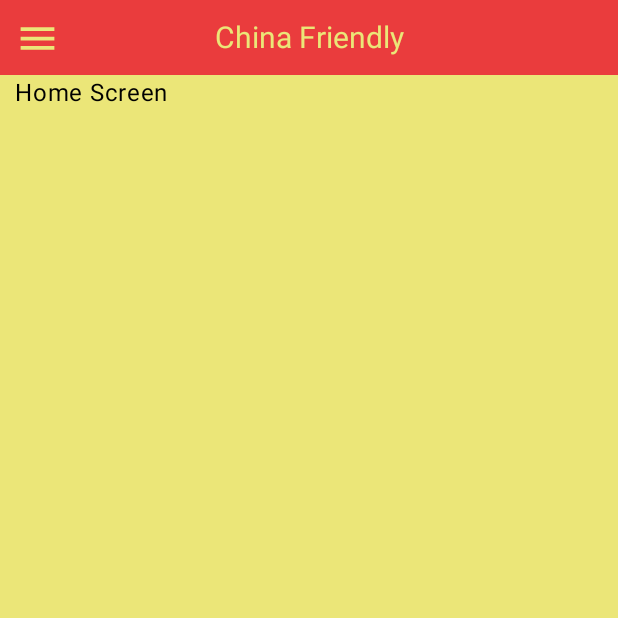
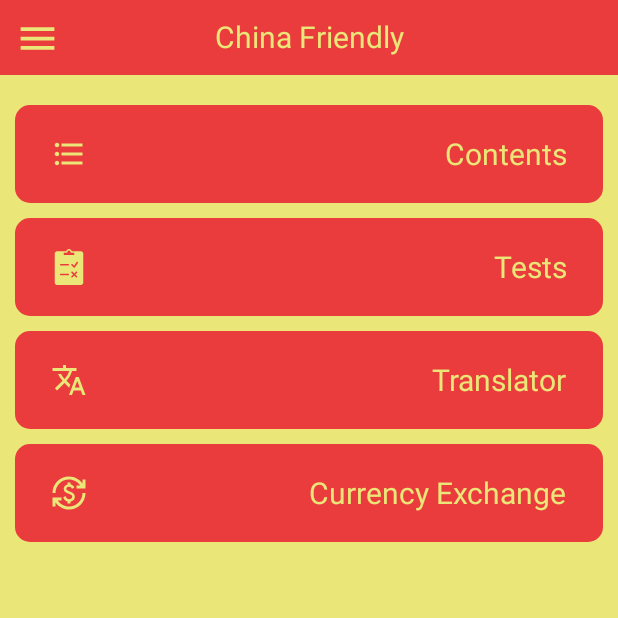
Before and after one commit to AngryL1on/ChinaFriendly, an Android app built with Jetpack Compose: the HomeScreen screen opened through its navigation route, on a phone screen of 412 x 824 dp, the top half of it. Run offline under Robolectric (Android 15) with nearby library versions, the phone set to English and light mode, and no system bars.

Commit message:
Add button on HomeScreen and add navigation on it

```diff
--- a/app/src/main/kotlin/ru/rutmiit/chinafriendly/ui/presentation/MainActivity.kt
+++ b/app/src/main/kotlin/ru/rutmiit/chinafriendly/ui/presentation/MainActivity.kt
@@ -96,7 +96,7 @@ class MainActivity : ComponentActivity() {
                                 color = YellowPrimary
                             ) {
                                 NavHost(navController, startDestination = "home") {
-                                    composable("home") { HomeScreen() }
+                                    composable("home") { HomeScreen(navController) }
                                     composable("tests") { TestsScreen() }
                                     composable("contents") { ContentsScreen() }
                                     composable("translator") { TranslatorScreen() }
--- a/app/src/main/kotlin/ru/rutmiit/chinafriendly/ui/presentation/screens/HomeScreen.kt
+++ b/app/src/main/kotlin/ru/rutmiit/chinafriendly/ui/presentation/screens/HomeScreen.kt
@@ -1,9 +1,63 @@
 package ru.rutmiit.chinafriendly.ui.presentation.screens
 
-import androidx.compose.material3.Text
+import androidx.compose.foundation.layout.Arrangement
+import androidx.compose.foundation.layout.Column
+import androidx.compose.foundation.layout.Spacer
+import androidx.compose.foundation.layout.fillMaxSize
+import androidx.compose.foundation.layout.height
+import androidx.compose.material3.Surface
 import androidx.compose.runtime.Composable
+import androidx.compose.ui.Modifier
+import androidx.compose.ui.tooling.preview.Preview
+import androidx.navigation.NavController
+import androidx.navigation.compose.rememberNavController
+import ru.rutmiit.chinafriendly.R
+import ru.rutmiit.chinafriendly.ui.components.button.PrimaryButton
+import ru.rutmiit.chinafriendly.ui.theme.LocalDimensions
+import ru.rutmiit.chinafriendly.ui.theme.YellowPrimary
 
 @Composable
-fun HomeScreen() {
-    Text("Home Screen")
+fun HomeScreen(
+    navController: NavController,
+    modifier: Modifier = Modifier
+) {
+    val dimensions = LocalDimensions.current
+
+    Surface(
+        modifier = Modifier.fillMaxSize(),
+        color = YellowPrimary
+    ) {
+        Column(
+            modifier = modifier,
+            verticalArrangement = Arrangement.spacedBy(dimensions.verticalTiny)
+        ) {
+            Spacer(modifier = Modifier.height(dimensions.verticalTiny))
+            PrimaryButton(
+                textButton = "Contents",
+                iconLeft = R.drawable.ic_contents,
+                onButtonClick = { navController.navigate("contents") }
+            )
+            PrimaryButton(
+                textButton = "Tests",
+                iconLeft = R.drawable.ic_test,
+                onButtonClick = { navController.navigate("tests") }
+            )
+            PrimaryButton(
+                textButton = "Translator",
+                iconLeft = R.drawable.ic_translate,
+                onButtonClick = { navController.navigate("translator") }
+            )
+            PrimaryButton(
+                textButton = "Currency Exchange",
+                iconLeft = R.drawable.ic_currency_exchange,
+                onButtonClick = { navController.navigate("currencyExchange") }
+            )
+        }
+    }
 }
+
+@Composable
+@Preview
+fun HomeScreenPreview() {
+    HomeScreen(navController = rememberNavController())
+}
```
